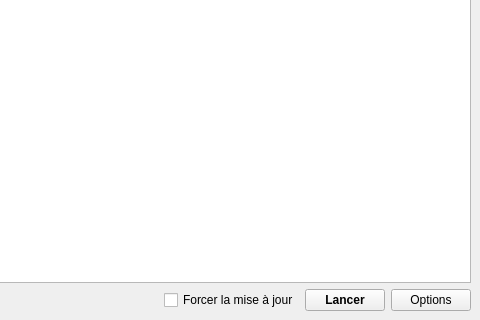
The window that ui/launcher.ui (rigma/EMPLauncher) describes before a commit, drawn with Qt 5; both pictures show x 760 to 1240 and y 320 to 640 of the 1240 by 640 pixel window.
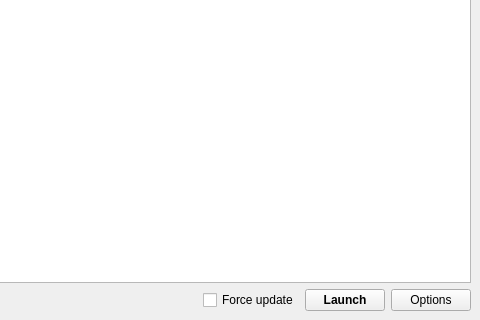
The same window after the commit.

```diff
--- a/ui/launcher.ui
+++ b/ui/launcher.ui
@@ -76,7 +76,7 @@
          <enum>Qt::LeftToRight</enum>
         </property>
         <property name="text">
-         <string>Forcer la mise à jour</string>
+         <string>Force update</string>
         </property>
        </widget>
       </item>
@@ -98,7 +98,7 @@
          <enum>Qt::LeftToRight</enum>
         </property>
         <property name="text">
-         <string>Lancer</string>
+         <string>Launch</string>
         </property>
        </widget>
       </item>
```
